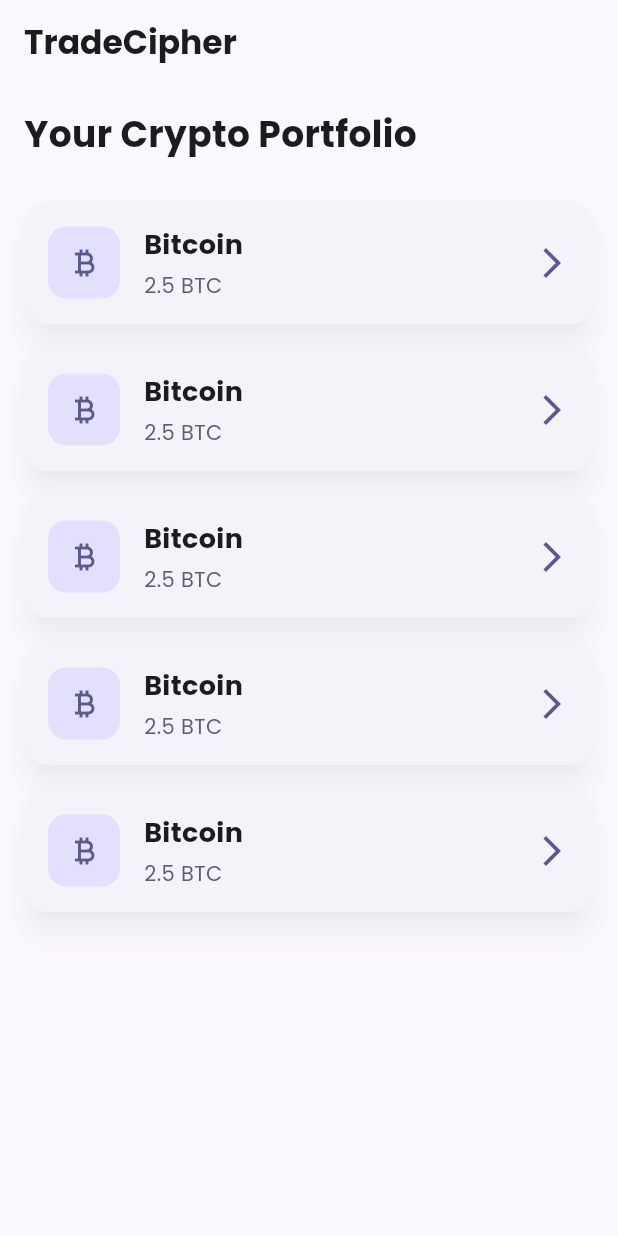
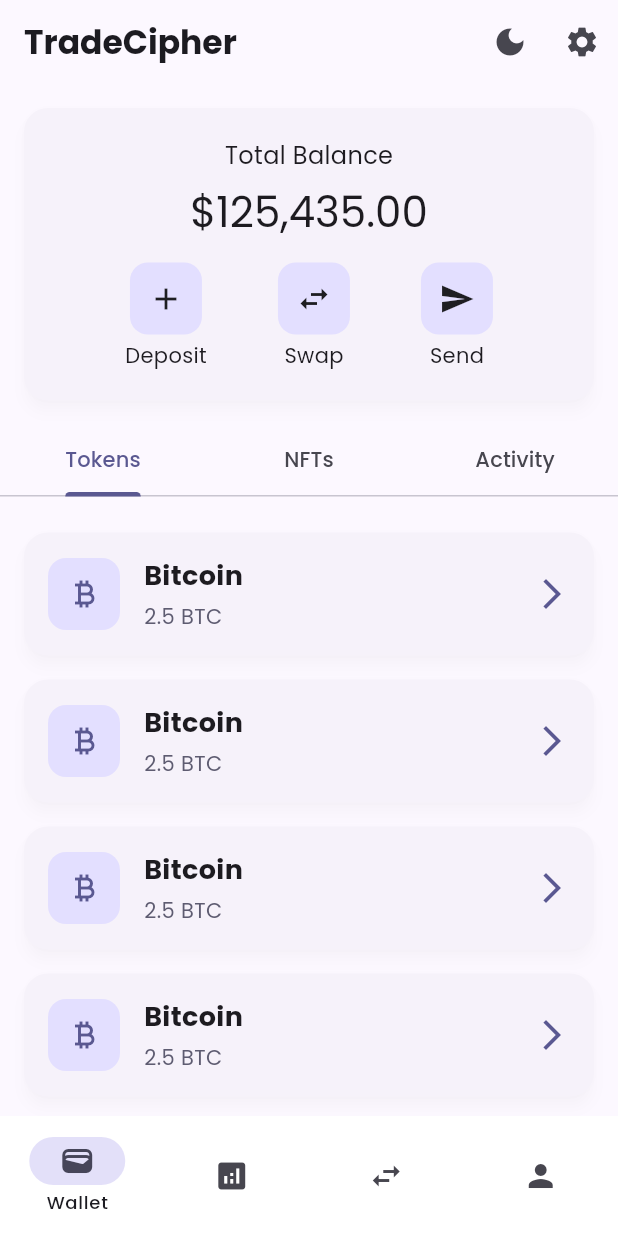
Before and after one commit to bAInaryglobe/tradecipher-wallet, a Flutter app: the screen it shows after launch, on a phone screen of 412 x 824 dp. Run offline on Flutter 3.47's test engine with Material 3 defaults, Android fonts, the phone set to English and light mode, and no system bars; our stand-ins replace google_fonts.

Commit message:
🧩 Refactor Home screen with improved UI, added dark mode toggle, and enhanced navigation

```diff
--- a/lib/main.dart
+++ b/lib/main.dart
@@ -11,8 +11,6 @@ class TradeCipherApp extends StatelessWidget {
 
   @override
   Widget build(BuildContext context) {
-    final textTheme = Theme.of(context).textTheme;
-
     return MaterialApp(
       title: 'TradeCipher',
       theme: ThemeData(
@@ -20,17 +18,33 @@ class TradeCipherApp extends StatelessWidget {
           seedColor: const Color(0xFF6C63FF),
           brightness: Brightness.light,
         ),
-        textTheme: GoogleFonts.poppinsTextTheme(textTheme),
+        textTheme: GoogleFonts.poppinsTextTheme(),
         useMaterial3: true,
         cardTheme: CardTheme(
-          elevation: 8,
-          shadowColor: Colors.black26,
+          elevation: 4,
+          shadowColor: Colors.black12,
           shape: RoundedRectangleBorder(
             borderRadius: BorderRadius.circular(16),
           ),
         ),
+        navigationBarTheme: NavigationBarThemeData(
+          labelBehavior: NavigationDestinationLabelBehavior.onlyShowSelected,
+          elevation: 8,
+          backgroundColor: Colors.white,
+        ),
       ),
-      home: const TradeCipherHomeScreen(),
+      darkTheme: ThemeData(
+        colorScheme: ColorScheme.fromSeed(
+          seedColor: const Color(0xFF6C63FF),
+          brightness: Brightness.dark,
+        ),
+        textTheme: GoogleFonts.poppinsTextTheme(ThemeData.dark().textTheme),
+        useMaterial3: true,
+      ),
+      home: const DefaultTabController(
+        length: 3,
+        child: TradeCipherHomeScreen(),
+      ),
     );
   }
 }
--- a/lib/screens/Home.dart
+++ b/lib/screens/Home.dart
@@ -12,12 +12,14 @@ class TradeCipherHomeScreen extends StatefulWidget {
 
 class _TradeCipherHomeScreenState extends State<TradeCipherHomeScreen> with SingleTickerProviderStateMixin {
   late AnimationController _controller;
+  int _selectedIndex = 0;
+  bool _isDarkMode = false;
 
   @override
   void initState() {
     super.initState();
     _controller = AnimationController(
-      duration: const Duration(seconds: 1),
+      duration: const Duration(milliseconds: 800),
       vsync: this,
     )..forward();
   }
@@ -34,45 +36,166 @@ class _TradeCipherHomeScreenState extends State<TradeCipherHomeScreen> with Sing
         ),
         elevation: 0,
         backgroundColor: Colors.transparent,
+        actions: [
+          AnimatedSwitcher(
+            duration: const Duration(milliseconds: 300),
+            child: IconButton(
+              key: ValueKey(_isDarkMode),
+              icon: Icon(_isDarkMode ? Icons.light_mode : Icons.dark_mode),
+              onPressed: () => setState(() => _isDarkMode = !_isDarkMode),
+            ),
+          ),
+          IconButton(
+            icon: const Icon(Icons.settings),
+            onPressed: () {/* Show settings */},
+          ),
+        ],
       ),
       body: SafeArea(
-        child: SlideTransition(
+        child: Column(
+          children: [
+            // Balance Card
+            SlideTransition(
               position: Tween<Offset>(
-            begin: const Offset(0, 0.1),
+                begin: const Offset(0, -0.5),
                 end: Offset.zero,
               ).animate(CurvedAnimation(
                 parent: _controller,
-            curve: Curves.easeOut,
+                curve: Curves.easeOutCubic,
               )),
+              child: Card(
+                margin: const EdgeInsets.all(16),
                 child: Padding(
-            padding: const EdgeInsets.all(16.0),
+                  padding: const EdgeInsets.all(20),
                   child: Column(
-              crossAxisAlignment: CrossAxisAlignment.start,
                     children: [
                       const Text(
-                  'Your Crypto Portfolio',
-                  style: TextStyle(
-                    fontSize: 24,
-                    fontWeight: FontWeight.bold,
+                        'Total Balance',
+                        style: TextStyle(fontSize: 16),
+                      ),
+                      const SizedBox(height: 8),
+                      Text(
+                        '\$125,435.00',
+                        style: Theme.of(context).textTheme.headlineMedium,
+                      ),
+                      const SizedBox(height: 16),
+                      Row(
+                        mainAxisAlignment: MainAxisAlignment.spaceEvenly,
+                        children: [
+                          _buildActionButton(context, Icons.add, 'Deposit'),
+                          _buildActionButton(context, Icons.swap_horiz, 'Swap'),
+                          _buildActionButton(context, Icons.send, 'Send'),
+                        ],
+                      ),
+                    ],
                   ),
                 ),
-                const SizedBox(height: 20),
+              ),
+            ),
+
+            // Tabs
+            TabBar(
+              tabs: const [
+                Tab(text: 'Tokens'),
+                Tab(text: 'NFTs'),
+                Tab(text: 'Activity'),
+              ],
+              indicatorColor: Theme.of(context).colorScheme.primary,
+            ),
+
+            // Content
             Expanded(
-                  child: ListView.builder(
+              child: TabBarView(
+                children: [
+                  _buildTokensList(),
+                  _buildNFTsGrid(),
+                  _buildActivityList(),
+                ],
+              ),
+            ),
+          ],
+        ),
+      ),
+      bottomNavigationBar: NavigationBar(
+        selectedIndex: _selectedIndex,
+        onDestinationSelected: (index) {
+          setState(() => _selectedIndex = index);
+        },
+        destinations: const [
+          NavigationDestination(icon: Icon(Icons.wallet), label: 'Wallet'),
+          NavigationDestination(icon: Icon(Icons.analytics), label: 'Markets'),
+          NavigationDestination(icon: Icon(Icons.swap_horiz), label: 'Swap'),
+          NavigationDestination(icon: Icon(Icons.person), label: 'Profile'),
+        ],
+      ),
+    );
+  }
+
+  Widget _buildActionButton(BuildContext context, IconData icon, String label) {
+    return Column(
+      children: [
+        Container(
+          decoration: BoxDecoration(
+            color: Theme.of(context).colorScheme.primaryContainer,
+            borderRadius: BorderRadius.circular(12),
+          ),
+          padding: const EdgeInsets.all(12),
+          child: Icon(icon),
+        ),
+        const SizedBox(height: 4),
+        Text(label),
+      ],
+    );
+  }
+
+  Widget _buildTokensList() {
+    return ListView.builder(
       itemCount: 5,
+      padding: const EdgeInsets.all(16),
       itemBuilder: (context, index) {
         return const CryptoCard(
           assetName: 'Bitcoin',
           balance: '2.5 BTC',
         );
       },
+    );
+  }
+
+  Widget _buildNFTsGrid() {
+    return GridView.builder(
+      padding: const EdgeInsets.all(16),
+      gridDelegate: const SliverGridDelegateWithFixedCrossAxisCount(
+        crossAxisCount: 2,
+        crossAxisSpacing: 16,
+        mainAxisSpacing: 16,
       ),
-                ),
+      itemCount: 4,
+      itemBuilder: (context, index) {
+        return Card(
+          child: Column(
+            mainAxisAlignment: MainAxisAlignment.center,
+            children: [
+              Icon(Icons.image, size: 48),
+              Text('NFT #$index'),
             ],
           ),
-          ),
-        ),
-      ),
+        );
+      },
+    );
+  }
+
+  Widget _buildActivityList() {
+    return ListView.builder(
+      itemCount: 5,
+      padding: const EdgeInsets.all(16),
+      itemBuilder: (context, index) {
+        return ListTile(
+          leading: const CircleAvatar(child: Icon(Icons.sync)),
+          title: Text('Transaction #$index'),
+          subtitle: Text('2024-02-${10 + index}'),
+          trailing: const Text('+0.5 ETH'),
+        );
+      },
     );
   }
 
```
Lines whose indentation alone changed are shown as unchanged.
